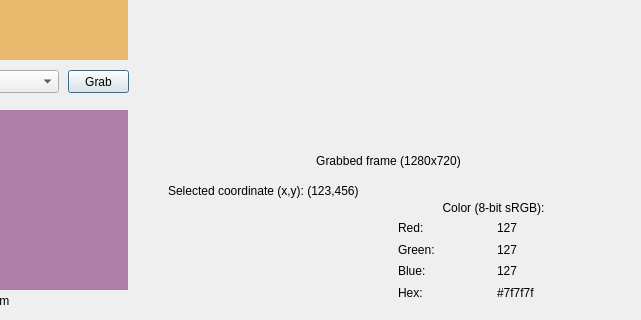
The window that ui_analyzer.ui (jljouannic/nageru) describes before a commit, drawn with Qt 5; both pictures show x 202 to 843 and y 130 to 450 of the 843 by 450 pixel window.
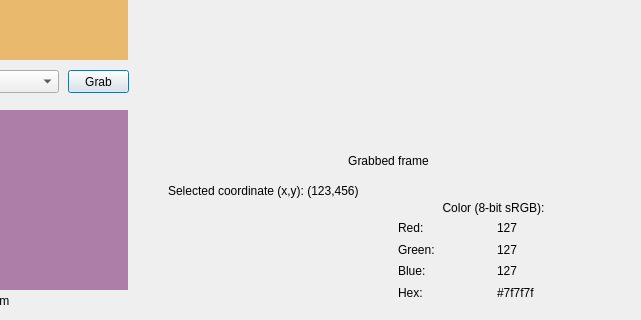
The same window after the commit. Custom widgets are drawn as their Qt base class.

Commit message: Make the sublabel under the grabbed frame a bit more dynamic.

Diff of the .ui file:
```diff
--- a/ui_analyzer.ui
+++ b/ui_analyzer.ui
@@ -107,7 +107,7 @@
     </rect>
    </property>
    <property name="text">
-    <string>Grabbed frame (1280x720)</string>
+    <string>Grabbed frame</string>
    </property>
    <property name="alignment">
     <set>Qt::AlignCenter</set>
```
Left out of the diff: 2 changed lines with no effect on the pictures. The commit also changes 1 other file.
